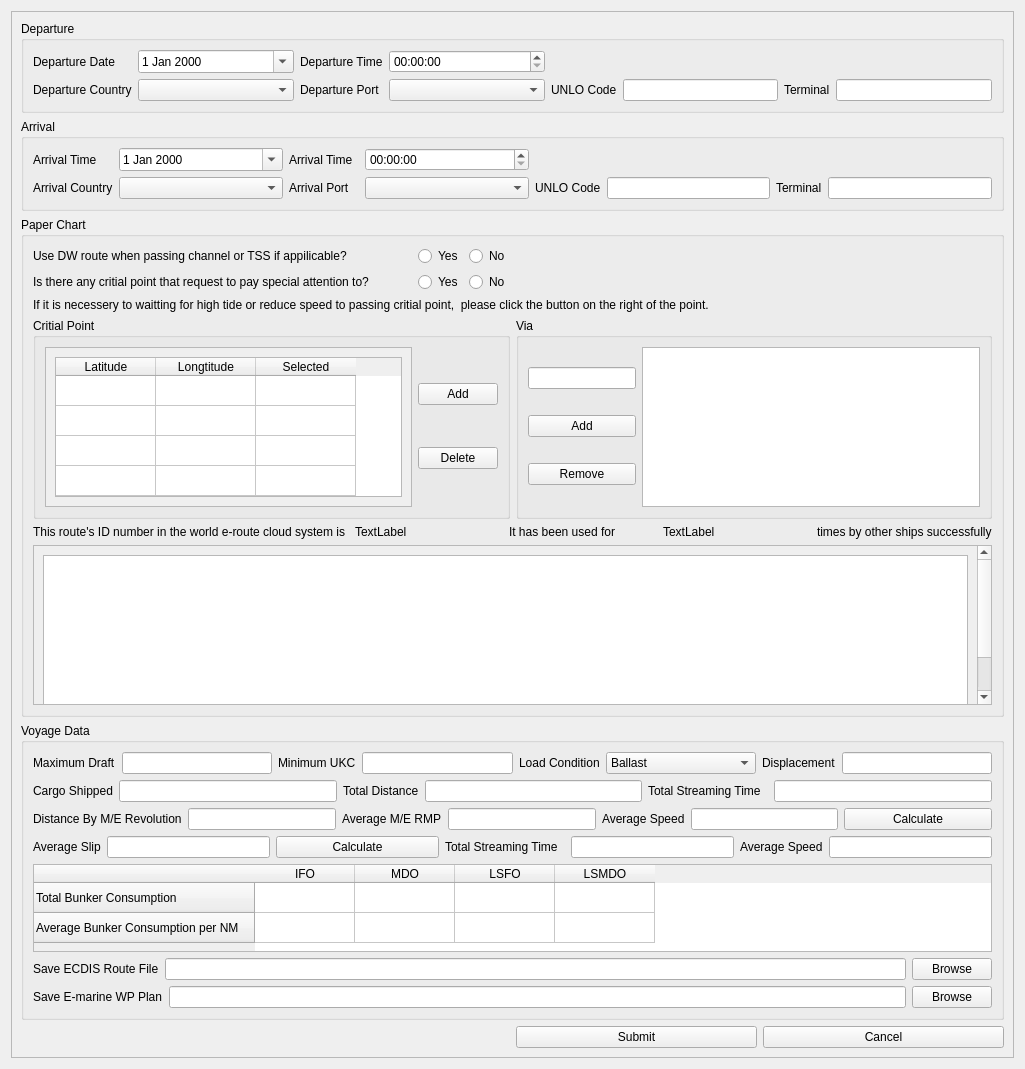
Qt form QtUi/loadRoute.ui (heavenlxj/emgui) before a commit.
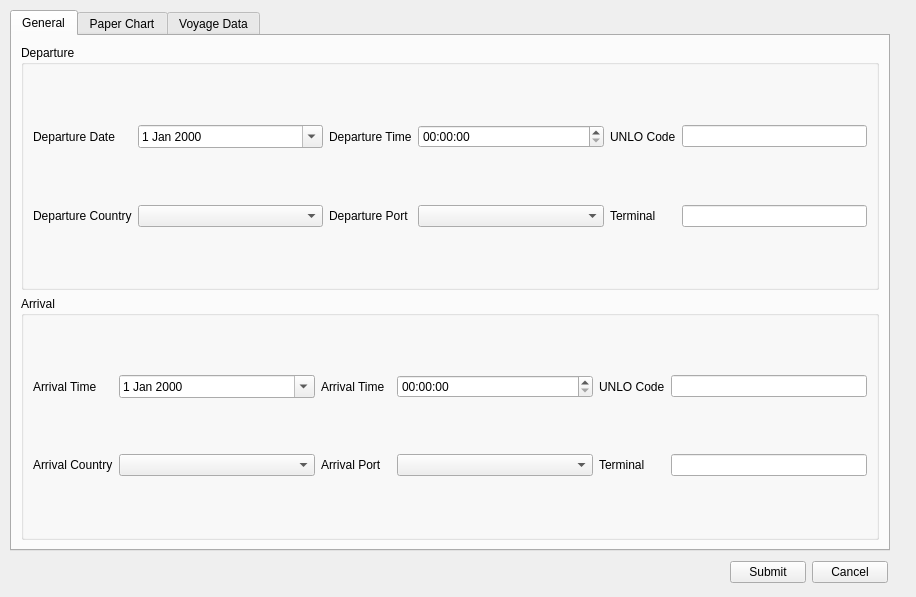
The same form after that commit.

```diff
--- a/QtUi/loadRoute.ui
+++ b/QtUi/loadRoute.ui
@@ -6,31 +6,326 @@
    <rect>
     <x>0</x>
     <y>0</y>
-    <width>1025</width>
-    <height>1069</height>
+    <width>916</width>
+    <height>597</height>
    </rect>
   </property>
   <property name="windowTitle">
    <string>Form</string>
   </property>
-  <layout class="QGridLayout" name="gridLayout_10">
-   <item row="0" column="0">
-    <widget class="QScrollArea" name="scrollArea">
-     <property name="widgetResizable">
-      <bool>true</bool>
-     </property>
-     <widget class="QWidget" name="scrollAreaWidgetContents">
+  <property name="autoFillBackground">
+   <bool>false</bool>
+  </property>
+  <widget class="QTabWidget" name="tabWidget">
       <property name="geometry">
        <rect>
-        <x>0</x>
-        <y>0</y>
-        <width>1005</width>
-        <height>1049</height>
-       </rect>
-      </property>
-      <layout class="QGridLayout" name="gridLayout_9">
-       <item row="2" column="0" colspan="2">
+     <x>10</x>
+     <y>10</y>
+     <width>880</width>
+     <height>541</height>
+    </rect>
+   </property>
+   <property name="currentIndex">
+    <number>0</number>
+   </property>
+   <widget class="QWidget" name="general_tab">
+    <attribute name="title">
+     <string>General</string>
+    </attribute>
+    <layout class="QVBoxLayout" name="verticalLayout">
+     <item>
+      <widget class="QGroupBox" name="groupBox">
+       <property name="title">
+        <string>Departure</string>
+       </property>
+       <layout class="QGridLayout" name="gridLayout">
+        <item row="0" column="1">
+         <widget class="QDateEdit" name="depart_date_edit">
+          <property name="sizePolicy">
+           <sizepolicy hsizetype="Preferred" vsizetype="Fixed">
+            <horstretch>0</horstretch>
+            <verstretch>0</verstretch>
+           </sizepolicy>
+          </property>
+          <property name="calendarPopup">
+           <bool>true</bool>
+          </property>
+         </widget>
+        </item>
+        <item row="1" column="2">
+         <widget class="QLabel" name="label_11">
+          <property name="sizePolicy">
+           <sizepolicy hsizetype="Fixed" vsizetype="Preferred">
+            <horstretch>0</horstretch>
+            <verstretch>0</verstretch>
+           </sizepolicy>
+          </property>
+          <property name="text">
+           <string>Departure Port</string>
+          </property>
+         </widget>
+        </item>
+        <item row="0" column="0">
+         <widget class="QLabel" name="label_6">
+          <property name="sizePolicy">
+           <sizepolicy hsizetype="Fixed" vsizetype="Preferred">
+            <horstretch>0</horstretch>
+            <verstretch>0</verstretch>
+           </sizepolicy>
+          </property>
+          <property name="text">
+           <string>Departure Date</string>
+          </property>
+         </widget>
+        </item>
+        <item row="1" column="3">
+         <widget class="QComboBox" name="departure_port_combo"/>
+        </item>
+        <item row="1" column="1">
+         <widget class="QComboBox" name="departure_country_combo"/>
+        </item>
+        <item row="1" column="0">
+         <widget class="QLabel" name="label_10">
+          <property name="sizePolicy">
+           <sizepolicy hsizetype="Fixed" vsizetype="Preferred">
+            <horstretch>0</horstretch>
+            <verstretch>0</verstretch>
+           </sizepolicy>
+          </property>
+          <property name="text">
+           <string>Departure Country</string>
+          </property>
+         </widget>
+        </item>
+        <item row="0" column="2">
+         <widget class="QLabel" name="label_7">
+          <property name="sizePolicy">
+           <sizepolicy hsizetype="Fixed" vsizetype="Preferred">
+            <horstretch>0</horstretch>
+            <verstretch>0</verstretch>
+           </sizepolicy>
+          </property>
+          <property name="text">
+           <string>Departure Time</string>
+          </property>
+         </widget>
+        </item>
+        <item row="0" column="3">
+         <widget class="QTimeEdit" name="departure_time_edit">
+          <property name="sizePolicy">
+           <sizepolicy hsizetype="Preferred" vsizetype="Fixed">
+            <horstretch>0</horstretch>
+            <verstretch>0</verstretch>
+           </sizepolicy>
+          </property>
+          <property name="calendarPopup">
+           <bool>true</bool>
+          </property>
+         </widget>
+        </item>
+        <item row="0" column="5">
+         <widget class="QLabel" name="label_12">
+          <property name="sizePolicy">
+           <sizepolicy hsizetype="Fixed" vsizetype="Preferred">
+            <horstretch>0</horstretch>
+            <verstretch>0</verstretch>
+           </sizepolicy>
+          </property>
+          <property name="text">
+           <string>UNLO Code</string>
+          </property>
+         </widget>
+        </item>
+        <item row="0" column="6">
+         <widget class="QLineEdit" name="depature_unlo_code">
+          <property name="sizePolicy">
+           <sizepolicy hsizetype="Preferred" vsizetype="Fixed">
+            <horstretch>0</horstretch>
+            <verstretch>0</verstretch>
+           </sizepolicy>
+          </property>
+         </widget>
+        </item>
+        <item row="1" column="5">
+         <widget class="QLabel" name="label_13">
+          <property name="sizePolicy">
+           <sizepolicy hsizetype="Fixed" vsizetype="Preferred">
+            <horstretch>0</horstretch>
+            <verstretch>0</verstretch>
+           </sizepolicy>
+          </property>
+          <property name="text">
+           <string>Terminal</string>
+          </property>
+         </widget>
+        </item>
+        <item row="1" column="6">
+         <widget class="QLineEdit" name="departure_terminal">
+          <property name="sizePolicy">
+           <sizepolicy hsizetype="Preferred" vsizetype="Fixed">
+            <horstretch>0</horstretch>
+            <verstretch>0</verstretch>
+           </sizepolicy>
+          </property>
+         </widget>
+        </item>
+       </layout>
+      </widget>
+     </item>
+     <item>
+      <widget class="QGroupBox" name="groupBox_2">
+       <property name="title">
+        <string>Arrival</string>
+       </property>
+       <layout class="QGridLayout" name="gridLayout_2">
+        <item row="1" column="2">
+         <widget class="QLabel" name="label_15">
+          <property name="sizePolicy">
+           <sizepolicy hsizetype="Fixed" vsizetype="Preferred">
+            <horstretch>0</horstretch>
+            <verstretch>0</verstretch>
+           </sizepolicy>
+          </property>
+          <property name="text">
+           <string>Arrival Port</string>
+          </property>
+         </widget>
+        </item>
+        <item row="1" column="1">
+         <widget class="QComboBox" name="arrival_country_combo"/>
+        </item>
+        <item row="1" column="3">
+         <widget class="QComboBox" name="arrival_port_combo"/>
+        </item>
+        <item row="1" column="0">
+         <widget class="QLabel" name="label_14">
+          <property name="sizePolicy">
+           <sizepolicy hsizetype="Fixed" vsizetype="Preferred">
+            <horstretch>0</horstretch>
+            <verstretch>0</verstretch>
+           </sizepolicy>
+          </property>
+          <property name="text">
+           <string>Arrival Country</string>
+          </property>
+         </widget>
+        </item>
+        <item row="0" column="0">
+         <widget class="QLabel" name="label_8">
+          <property name="sizePolicy">
+           <sizepolicy hsizetype="Fixed" vsizetype="Preferred">
+            <horstretch>0</horstretch>
+            <verstretch>0</verstretch>
+           </sizepolicy>
+          </property>
+          <property name="text">
+           <string>Arrival Time     </string>
+          </property>
+         </widget>
+        </item>
+        <item row="0" column="2">
+         <widget class="QLabel" name="label_9">
+          <property name="sizePolicy">
+           <sizepolicy hsizetype="Fixed" vsizetype="Preferred">
+            <horstretch>0</horstretch>
+            <verstretch>0</verstretch>
+           </sizepolicy>
+          </property>
+          <property name="text">
+           <string>Arrival Time  </string>
+          </property>
+         </widget>
+        </item>
+        <item row="0" column="1">
+         <widget class="QDateEdit" name="arrival_date_edit">
+          <property name="sizePolicy">
+           <sizepolicy hsizetype="Preferred" vsizetype="Fixed">
+            <horstretch>0</horstretch>
+            <verstretch>0</verstretch>
+           </sizepolicy>
+          </property>
+          <property name="calendarPopup">
+           <bool>true</bool>
+          </property>
+         </widget>
+        </item>
+        <item row="0" column="3">
+         <widget class="QTimeEdit" name="arrival_time_edit">
+          <property name="sizePolicy">
+           <sizepolicy hsizetype="Preferred" vsizetype="Fixed">
+            <horstretch>0</horstretch>
+            <verstretch>0</verstretch>
+           </sizepolicy>
+          </property>
+          <property name="calendarPopup">
+           <bool>true</bool>
+          </property>
+         </widget>
+        </item>
+        <item row="0" column="5">
+         <widget class="QLabel" name="label_16">
+          <property name="sizePolicy">
+           <sizepolicy hsizetype="Fixed" vsizetype="Preferred">
+            <horstretch>0</horstretch>
+            <verstretch>0</verstretch>
+           </sizepolicy>
+          </property>
+          <property name="text">
+           <string>UNLO Code</string>
+          </property>
+         </widget>
+        </item>
+        <item row="0" column="6">
+         <widget class="QLineEdit" name="arrival_unlo_code">
+          <property name="sizePolicy">
+           <sizepolicy hsizetype="Preferred" vsizetype="Fixed">
+            <horstretch>0</horstretch>
+            <verstretch>0</verstretch>
+           </sizepolicy>
+          </property>
+         </widget>
+        </item>
+        <item row="1" column="5">
+         <widget class="QLabel" name="label_17">
+          <property name="sizePolicy">
+           <sizepolicy hsizetype="Fixed" vsizetype="Preferred">
+            <horstretch>0</horstretch>
+            <verstretch>0</verstretch>
+           </sizepolicy>
+          </property>
+          <property name="text">
+           <string>Terminal</string>
+          </property>
+         </widget>
+        </item>
+        <item row="1" column="6">
+         <widget class="QLineEdit" name="arrival_terminal">
+          <property name="sizePolicy">
+           <sizepolicy hsizetype="Preferred" vsizetype="Fixed">
+            <horstretch>0</horstretch>
+            <verstretch>0</verstretch>
+           </sizepolicy>
+          </property>
+         </widget>
+        </item>
+       </layout>
+      </widget>
+     </item>
+    </layout>
+   </widget>
+   <widget class="QWidget" name="paper_chart_tab">
+    <attribute name="title">
+     <string>Paper Chart</string>
+    </attribute>
         <widget class="QGroupBox" name="groupBox_3">
+     <property name="geometry">
+      <rect>
+       <x>10</x>
+       <y>20</y>
+       <width>851</width>
+       <height>481</height>
+      </rect>
+     </property>
          <property name="title">
           <string>Paper Chart</string>
          </property>
@@ -73,7 +368,7 @@
                 </widget>
                </item>
                <item>
-                <widget class="QPushButton" name="pushButton_3">
+            <widget class="QPushButton" name="via_remove_btn">
                  <property name="sizePolicy">
                   <sizepolicy hsizetype="Minimum" vsizetype="Fixed">
                    <horstretch>0</horstretch>
@@ -88,14 +383,7 @@
               </layout>
              </item>
              <item row="0" column="1">
-              <widget class="QListView" name="listView">
-               <property name="sizePolicy">
-                <sizepolicy hsizetype="Expanding" vsizetype="Expanding">
-                 <horstretch>0</horstretch>
-                 <verstretch>0</verstretch>
-                </sizepolicy>
-               </property>
-              </widget>
+          <widget class="QListWidget" name="via_listWidget"/>
              </item>
             </layout>
            </widget>
@@ -202,7 +490,7 @@
               <rect>
                <x>0</x>
                <y>0</y>
-               <width>948</width>
+           <width>812</width>
                <height>210</height>
               </rect>
              </property>
@@ -302,7 +590,7 @@
                   <x>0</x>
                   <y>0</y>
                   <width>393</width>
-                  <height>170</height>
+              <height>160</height>
                  </rect>
                 </property>
                 <layout class="QGridLayout" name="gridLayout_8">
@@ -317,9 +605,24 @@
                    <property name="selectionMode">
                     <enum>QAbstractItemView::NoSelection</enum>
                    </property>
+               <property name="showGrid">
+                <bool>true</bool>
+               </property>
+               <attribute name="horizontalHeaderCascadingSectionResizes">
+                <bool>true</bool>
+               </attribute>
+               <attribute name="horizontalHeaderStretchLastSection">
+                <bool>true</bool>
+               </attribute>
                    <attribute name="verticalHeaderVisible">
                     <bool>false</bool>
                    </attribute>
+               <attribute name="verticalHeaderCascadingSectionResizes">
+                <bool>true</bool>
+               </attribute>
+               <attribute name="verticalHeaderStretchLastSection">
+                <bool>true</bool>
+               </attribute>
                    <row>
                     <property name="text">
                      <string>新建行</string>
@@ -362,7 +665,7 @@
               </widget>
              </item>
              <item row="0" column="1">
-              <layout class="QVBoxLayout" name="verticalLayout">
+          <layout class="QVBoxLayout" name="verticalLayout_2">
                <item>
                 <widget class="QPushButton" name="critial_point_add_btn">
                  <property name="text">
@@ -388,8 +691,13 @@
          <zorder>groupBox_4</zorder>
          <zorder>groupBox_5</zorder>
         </widget>
-       </item>
-       <item row="3" column="0" colspan="2">
+   </widget>
+   <widget class="QWidget" name="voyage_data_tab">
+    <attribute name="title">
+     <string>Voyage Data</string>
+    </attribute>
+    <layout class="QGridLayout" name="gridLayout_9">
+     <item row="0" column="0">
         <widget class="QGroupBox" name="voyageDataGroupBox">
          <property name="title">
           <string>Voyage Data</string>
@@ -646,7 +954,7 @@
              </widget>
             </item>
             <item>
-             <widget class="QPushButton" name="pushButton">
+           <widget class="QPushButton" name="pushButton_3">
               <property name="text">
                <string>Calculate</string>
               </property>
@@ -760,6 +1068,18 @@
               <height>192</height>
              </size>
             </property>
+          <attribute name="horizontalHeaderCascadingSectionResizes">
+           <bool>true</bool>
+          </attribute>
+          <attribute name="horizontalHeaderStretchLastSection">
+           <bool>true</bool>
+          </attribute>
+          <attribute name="verticalHeaderCascadingSectionResizes">
+           <bool>true</bool>
+          </attribute>
+          <attribute name="verticalHeaderStretchLastSection">
+           <bool>true</bool>
+          </attribute>
             <row>
              <property name="text">
               <string>Total Bunker Consumption</string>
@@ -842,314 +1162,47 @@
          </layout>
         </widget>
        </item>
-       <item row="4" column="1">
+    </layout>
+   </widget>
+  </widget>
+  <widget class="QWidget" name="">
+   <property name="geometry">
+    <rect>
+     <x>730</x>
+     <y>560</y>
+     <width>158</width>
+     <height>25</height>
+    </rect>
+   </property>
         <layout class="QHBoxLayout" name="horizontalLayout_2">
          <item>
-          <widget class="QPushButton" name="submit_btn">
+     <widget class="QPushButton" name="pushButton">
+      <property name="sizePolicy">
+       <sizepolicy hsizetype="Fixed" vsizetype="Fixed">
+        <horstretch>0</horstretch>
+        <verstretch>0</verstretch>
+       </sizepolicy>
+      </property>
            <property name="text">
             <string>Submit</string>
            </property>
-           <property name="flat">
-            <bool>false</bool>
-           </property>
           </widget>
          </item>
          <item>
           <widget class="QPushButton" name="pushButton_2">
+      <property name="sizePolicy">
+       <sizepolicy hsizetype="Fixed" vsizetype="Fixed">
+        <horstretch>0</horstretch>
+        <verstretch>0</verstretch>
+       </sizepolicy>
+      </property>
            <property name="text">
             <string>Cancel</string>
            </property>
           </widget>
          </item>
         </layout>
-       </item>
-       <item row="0" column="0" colspan="2">
-        <widget class="QGroupBox" name="groupBox">
-         <property name="title">
-          <string>Departure</string>
-         </property>
-         <layout class="QGridLayout" name="gridLayout">
-          <item row="0" column="1">
-           <widget class="QDateEdit" name="depart_date_edit">
-            <property name="sizePolicy">
-             <sizepolicy hsizetype="Preferred" vsizetype="Fixed">
-              <horstretch>0</horstretch>
-              <verstretch>0</verstretch>
-             </sizepolicy>
-            </property>
-            <property name="calendarPopup">
-             <bool>true</bool>
-            </property>
-           </widget>
-          </item>
-          <item row="1" column="2">
-           <widget class="QLabel" name="label_11">
-            <property name="sizePolicy">
-             <sizepolicy hsizetype="Fixed" vsizetype="Preferred">
-              <horstretch>0</horstretch>
-              <verstretch>0</verstretch>
-             </sizepolicy>
-            </property>
-            <property name="text">
-             <string>Departure Port</string>
-            </property>
-           </widget>
-          </item>
-          <item row="1" column="5">
-           <widget class="QLineEdit" name="depature_unlo_code">
-            <property name="sizePolicy">
-             <sizepolicy hsizetype="Preferred" vsizetype="Fixed">
-              <horstretch>0</horstretch>
-              <verstretch>0</verstretch>
-             </sizepolicy>
-            </property>
-           </widget>
-          </item>
-          <item row="1" column="7">
-           <widget class="QLineEdit" name="departure_terminal">
-            <property name="sizePolicy">
-             <sizepolicy hsizetype="Preferred" vsizetype="Fixed">
-              <horstretch>0</horstretch>
-              <verstretch>0</verstretch>
-             </sizepolicy>
-            </property>
-           </widget>
-          </item>
-          <item row="0" column="0">
-           <widget class="QLabel" name="label_6">
-            <property name="sizePolicy">
-             <sizepolicy hsizetype="Fixed" vsizetype="Preferred">
-              <horstretch>0</horstretch>
-              <verstretch>0</verstretch>
-             </sizepolicy>
-            </property>
-            <property name="text">
-             <string>Departure Date</string>
-            </property>
-           </widget>
-          </item>
-          <item row="1" column="3">
-           <widget class="QComboBox" name="departure_port_combo"/>
-          </item>
-          <item row="1" column="1">
-           <widget class="QComboBox" name="departure_country_combo"/>
-          </item>
-          <item row="1" column="0">
-           <widget class="QLabel" name="label_10">
-            <property name="sizePolicy">
-             <sizepolicy hsizetype="Fixed" vsizetype="Preferred">
-              <horstretch>0</horstretch>
-              <verstretch>0</verstretch>
-             </sizepolicy>
-            </property>
-            <property name="text">
-             <string>Departure Country</string>
-            </property>
-           </widget>
-          </item>
-          <item row="1" column="6">
-           <widget class="QLabel" name="label_13">
-            <property name="sizePolicy">
-             <sizepolicy hsizetype="Fixed" vsizetype="Preferred">
-              <horstretch>0</horstretch>
-              <verstretch>0</verstretch>
-             </sizepolicy>
-            </property>
-            <property name="text">
-             <string>Terminal</string>
-            </property>
-           </widget>
-          </item>
-          <item row="0" column="2">
-           <widget class="QLabel" name="label_7">
-            <property name="sizePolicy">
-             <sizepolicy hsizetype="Fixed" vsizetype="Preferred">
-              <horstretch>0</horstretch>
-              <verstretch>0</verstretch>
-             </sizepolicy>
-            </property>
-            <property name="text">
-             <string>Departure Time</string>
-            </property>
-           </widget>
-          </item>
-          <item row="1" column="4">
-           <widget class="QLabel" name="label_12">
-            <property name="sizePolicy">
-             <sizepolicy hsizetype="Fixed" vsizetype="Preferred">
-              <horstretch>0</horstretch>
-              <verstretch>0</verstretch>
-             </sizepolicy>
-            </property>
-            <property name="text">
-             <string>UNLO Code</string>
-            </property>
-           </widget>
-          </item>
-          <item row="0" column="3">
-           <widget class="QTimeEdit" name="departure_time_edit">
-            <property name="sizePolicy">
-             <sizepolicy hsizetype="Preferred" vsizetype="Fixed">
-              <horstretch>0</horstretch>
-              <verstretch>0</verstretch>
-             </sizepolicy>
-            </property>
-            <property name="calendarPopup">
-             <bool>true</bool>
-            </property>
-           </widget>
-          </item>
-         </layout>
-        </widget>
-       </item>
-       <item row="1" column="0" colspan="2">
-        <widget class="QGroupBox" name="groupBox_2">
-         <property name="title">
-          <string>Arrival</string>
-         </property>
-         <layout class="QGridLayout" name="gridLayout_2">
-          <item row="1" column="2">
-           <widget class="QLabel" name="label_15">
-            <property name="sizePolicy">
-             <sizepolicy hsizetype="Fixed" vsizetype="Preferred">
-              <horstretch>0</horstretch>
-              <verstretch>0</verstretch>
-             </sizepolicy>
-            </property>
-            <property name="text">
-             <string>Arrival Port</string>
-            </property>
-           </widget>
-          </item>
-          <item row="1" column="5">
-           <widget class="QLineEdit" name="arrival_unlo_code">
-            <property name="sizePolicy">
-             <sizepolicy hsizetype="Preferred" vsizetype="Fixed">
-              <horstretch>0</horstretch>
-              <verstretch>0</verstretch>
-             </sizepolicy>
-            </property>
-           </widget>
-          </item>
-          <item row="1" column="7">
-           <widget class="QLineEdit" name="arrival_terminal">
-            <property name="sizePolicy">
-             <sizepolicy hsizetype="Preferred" vsizetype="Fixed">
-              <horstretch>0</horstretch>
-              <verstretch>0</verstretch>
-             </sizepolicy>
-            </property>
-           </widget>
-          </item>
-          <item row="1" column="1">
-           <widget class="QComboBox" name="arrival_country_combo"/>
-          </item>
-          <item row="1" column="3">
-           <widget class="QComboBox" name="arrival_port_combo"/>
-          </item>
-          <item row="1" column="0">
-           <widget class="QLabel" name="label_14">
-            <property name="sizePolicy">
-             <sizepolicy hsizetype="Fixed" vsizetype="Preferred">
-              <horstretch>0</horstretch>
-              <verstretch>0</verstretch>
-             </sizepolicy>
-            </property>
-            <property name="text">
-             <string>Arrival Country</string>
-            </property>
-           </widget>
-          </item>
-          <item row="1" column="4">
-           <widget class="QLabel" name="label_16">
-            <property name="sizePolicy">
-             <sizepolicy hsizetype="Fixed" vsizetype="Preferred">
-              <horstretch>0</horstretch>
-              <verstretch>0</verstretch>
-             </sizepolicy>
-            </property>
-            <property name="text">
-             <string>UNLO Code</string>
-            </property>
-           </widget>
-          </item>
-          <item row="1" column="6">
-           <widget class="QLabel" name="label_17">
-            <property name="sizePolicy">
-             <sizepolicy hsizetype="Fixed" vsizetype="Preferred">
-              <horstretch>0</horstretch>
-              <verstretch>0</verstretch>
-             </sizepolicy>
-            </property>
-            <property name="text">
-             <string>Terminal</string>
-            </property>
-           </widget>
-          </item>
-          <item row="0" column="0">
-           <widget class="QLabel" name="label_8">
-            <property name="sizePolicy">
-             <sizepolicy hsizetype="Fixed" vsizetype="Preferred">
-              <horstretch>0</horstretch>
-              <verstretch>0</verstretch>
-             </sizepolicy>
-            </property>
-            <property name="text">
-             <string>Arrival Time     </string>
-            </property>
-           </widget>
-          </item>
-          <item row="0" column="2">
-           <widget class="QLabel" name="label_9">
-            <property name="sizePolicy">
-             <sizepolicy hsizetype="Fixed" vsizetype="Preferred">
-              <horstretch>0</horstretch>
-              <verstretch>0</verstretch>
-             </sizepolicy>
-            </property>
-            <property name="text">
-             <string>Arrival Time  </string>
-            </property>
-           </widget>
-          </item>
-          <item row="0" column="1">
-           <widget class="QDateEdit" name="arrival_date_edit">
-            <property name="sizePolicy">
-             <sizepolicy hsizetype="Preferred" vsizetype="Fixed">
-              <horstretch>0</horstretch>
-              <verstretch>0</verstretch>
-             </sizepolicy>
-            </property>
-            <property name="calendarPopup">
-             <bool>true</bool>
-            </property>
-           </widget>
-          </item>
-          <item row="0" column="3">
-           <widget class="QTimeEdit" name="arrival_time_edit">
-            <property name="sizePolicy">
-             <sizepolicy hsizetype="Preferred" vsizetype="Fixed">
-              <horstretch>0</horstretch>
-              <verstretch>0</verstretch>
-             </sizepolicy>
-            </property>
-            <property name="calendarPopup">
-             <bool>true</bool>
-            </property>
-           </widget>
-          </item>
-         </layout>
-        </widget>
-       </item>
-      </layout>
-      <zorder>voyageDataGroupBox</zorder>
-      <zorder>groupBox_3</zorder>
-      <zorder>groupBox_2</zorder>
-      <zorder>groupBox</zorder>
-     </widget>
-    </widget>
-   </item>
-  </layout>
+  </widget>
  </widget>
  <resources/>
  <connections/>
```
Left out of the diff: 10 changed lines with no effect on the pictures. Lines whose indentation alone changed are shown as unchanged.
